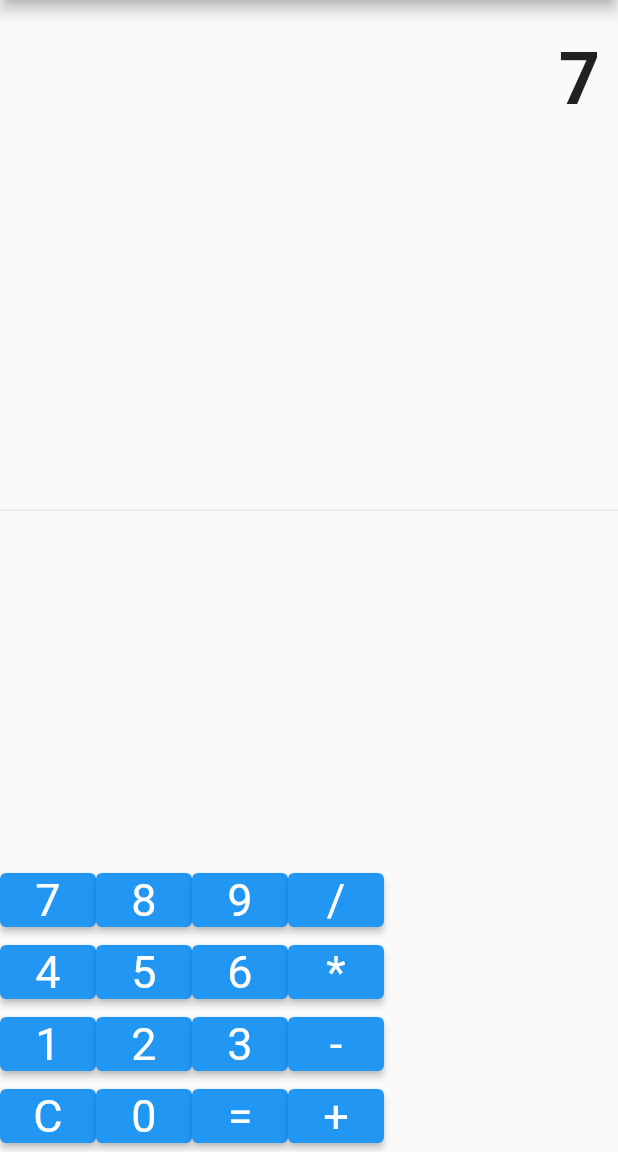
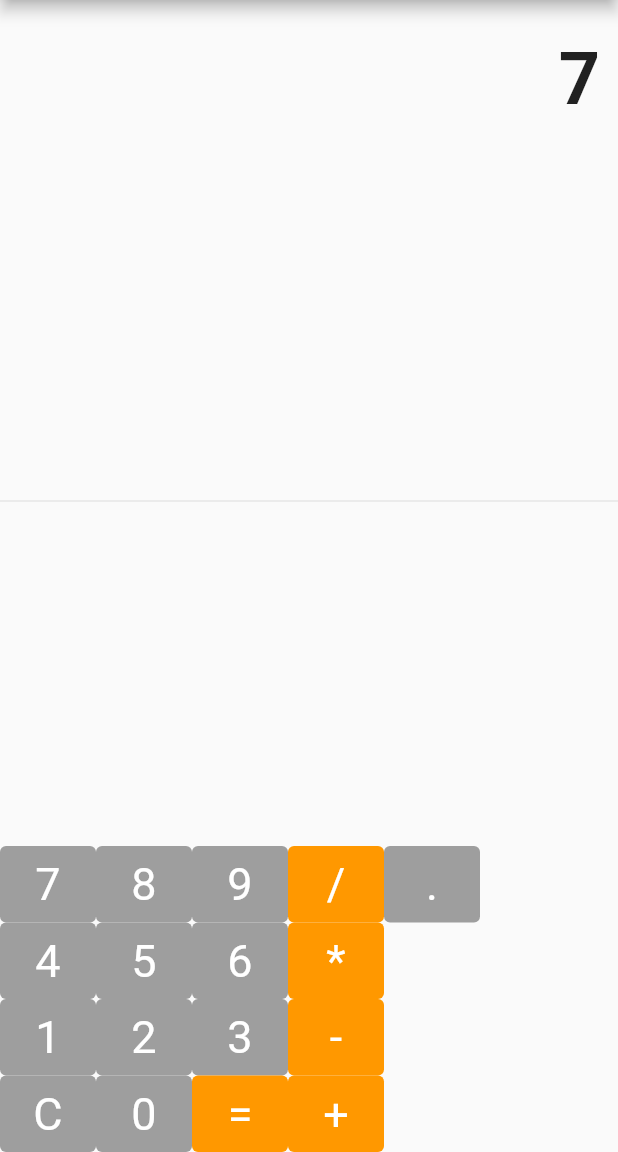
Before and after one commit to itcodehery/Flutter-CodeMaiden, a Flutter app: the screen it shows after launch, after a tap on an icon or button, on a phone screen of 412 x 824 dp, the part 84-1236 px from its top. Run offline on Flutter 3.47's test engine with Material 2 defaults, Android fonts, the phone set to English and light mode, and no system bars.

Commit message:
Check line 86, I think I got it

```diff
--- a/calculator/lib/main.dart
+++ b/calculator/lib/main.dart
@@ -44,18 +44,24 @@ class CalculatorScreenState extends State<CalculatorScreen> {
         _num1 = double.parse(_output);
         _operator = buttonText;
         _output = '0';
+      } else if (buttonText == '.') {
+        _output += buttonText;
       } else if (buttonText == '=') {
         _num2 = double.parse(_output);
-        if (_operator == '+') {
+        switch (_operator) {
+          case '+':
             _result = (_num1 + _num2).toString();
-        }
-        if (_operator == '-') {
+            break;
+
+          case '-':
             _result = (_num1 - _num2).toString();
-        }
-        if (_operator == '*') {
+            break;
+
+          case '*':
             _result = (_num1 * _num2).toString();
-        }
-        if (_operator == '/') {
+            break;
+
+          case '/':
             _result = (_num1 / _num2).toString();
         }
         _num1 = 0.0;
@@ -74,8 +80,11 @@ class CalculatorScreenState extends State<CalculatorScreen> {
 
   Widget _buildButton(
       String buttonText, Color buttonColor, double buttonHeight) {
-    return ElevatedButton(
+    return TextButton(
         onPressed: () => _buttonPressed(buttonText),
+        style: ButtonStyle(
+          backgroundColor: MaterialStateProperty.all(buttonColor),
+        ),
         child: Text(
           buttonText,
           style: const TextStyle(
@@ -83,8 +92,7 @@ class CalculatorScreenState extends State<CalculatorScreen> {
             fontWeight: FontWeight.normal,
             color: Colors.white,
           ),
-      ),
-    );
+        ));
   }
 
   @override
@@ -104,7 +112,7 @@ class CalculatorScreenState extends State<CalculatorScreen> {
             ),
           ),
           const Expanded(
-            child: Divider(),
+            child: Divider(), //Expands the divider when numbers are big
           ),
           Column(
             children: [
@@ -114,6 +122,7 @@ class CalculatorScreenState extends State<CalculatorScreen> {
                   _buildButton('8', Colors.grey, 1),
                   _buildButton('9', Colors.grey, 1),
                   _buildButton('/', Colors.orange, 1),
+                  _buildButton('.', Colors.grey, 1),
                 ],
               ),
               Row(
```
Lines whose indentation alone changed are shown as unchanged.
